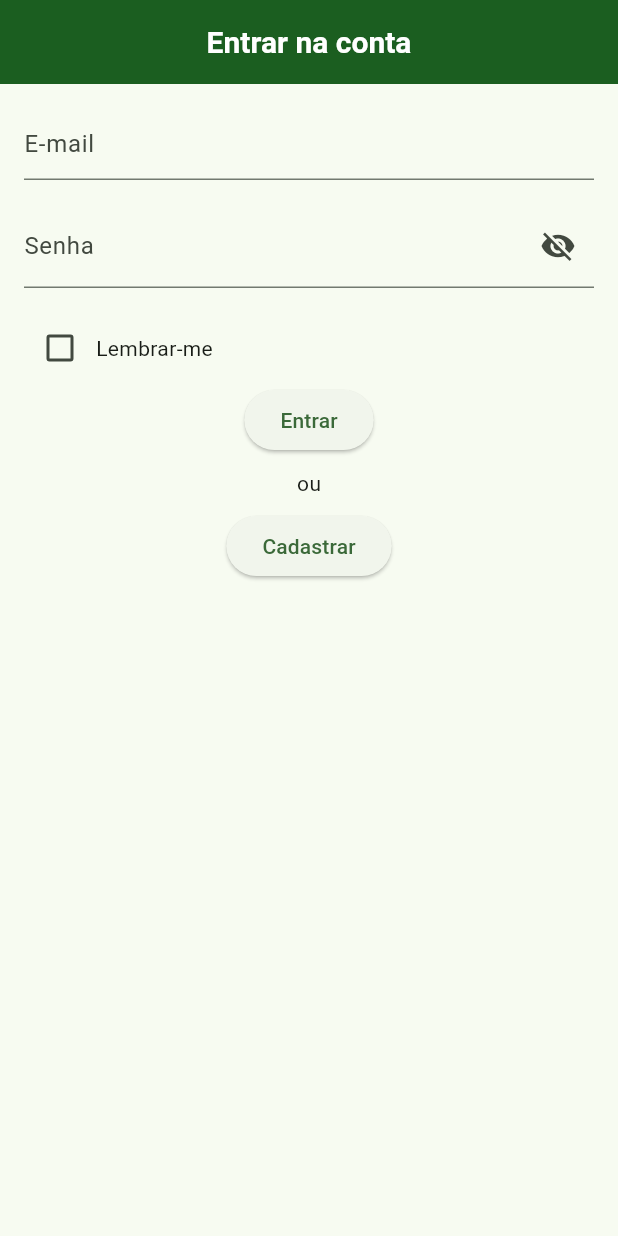
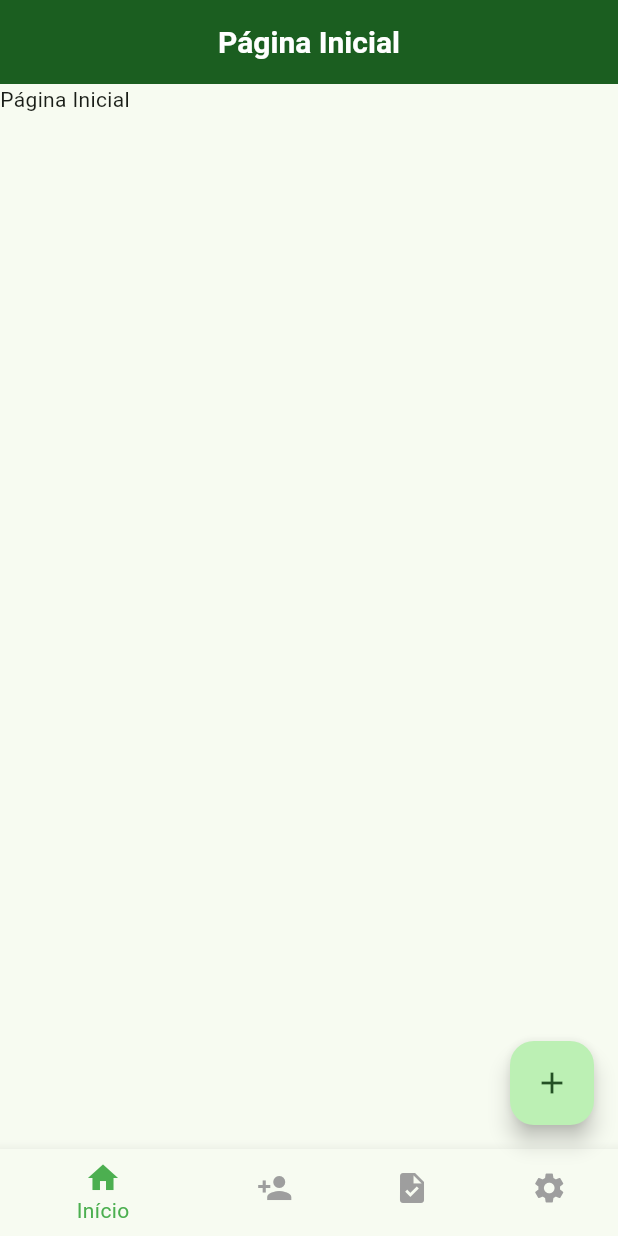
Before and after one commit to matheuspeguim/seringueiro, a Flutter app: the screen it shows after launch, on a phone screen of 412 x 824 dp. Run offline on Flutter 3.47's test engine with Material 2 defaults, Android fonts, the light colour scheme and no system bars.

Commit message:
Implementação da HomePage

```diff
--- a/lib/main.dart
+++ b/lib/main.dart
@@ -1,4 +1,5 @@
 import 'package:flutter/material.dart';
+import 'package:flutter_seringueiro/views/home_page.dart';
 import 'views/login_page.dart';
 
 void main() {
@@ -17,7 +18,7 @@ class MyApp extends StatelessWidget {
         colorScheme: ColorScheme.fromSeed(seedColor: Colors.green),
         useMaterial3: true,
       ),
-      home: const LoginPage(),
+      home: HomePage(),
     );
   }
 }
--- a/lib/views/home_page.dart
+++ b/lib/views/home_page.dart
@@ -1,10 +1,97 @@
 import 'package:flutter/material.dart';
+import 'package:flutter_seringueiro/widgets/custom_app_bar.dart';
 
-class MyWidget extends StatelessWidget {
-  const MyWidget({super.key});
+class HomePage extends StatefulWidget {
+  const HomePage({super.key});
+
+  @override
+  // ignore: library_private_types_in_public_api
+  _HomePageState createState() => _HomePageState();
+}
+
+class _HomePageState extends State<HomePage> {
+  int _currentIndex = 0;
+
+  final List<String> titles = [
+    "Página Inicial",
+    "Mídias sociais",
+    "Tarefas",
+    "Configurações",
+    // Adicione mais títulos para páginas conforme necessário
+  ];
+
+  final List<Widget> _children = [
+    const Text("Página Inicial"),
+    const Text("Social"),
+    const Text("Tarefas"),
+    const Text("Configurações"),
+    // Adicione mais páginas conforme necessário
+  ];
 
   @override
   Widget build(BuildContext context) {
-    return const Placeholder();
+    return Scaffold(
+      appBar: CustomAppBar(
+        title: titles[_currentIndex],
+      ),
+      body: IndexedStack(
+        index: _currentIndex,
+        children: _children,
+      ),
+      bottomNavigationBar: BottomNavigationBar(
+        currentIndex: _currentIndex,
+        onTap: (index) {
+          setState(() {
+            _currentIndex = index;
+          });
+        },
+        unselectedItemColor: Colors.grey,
+        selectedItemColor: Colors.green,
+        items: const [
+          BottomNavigationBarItem(
+            icon: Icon(Icons.home),
+            label: 'Início',
+          ),
+          BottomNavigationBarItem(
+            icon: Icon(Icons.person_add),
+            label: 'Mídias Sociais',
+          ),
+          BottomNavigationBarItem(
+            icon: Icon(Icons.task),
+            label: 'Tarefas',
+          ),
+          BottomNavigationBarItem(
+            icon: Icon(Icons.settings),
+            label: 'Configurações',
+          )
+          // Adicione mais itens conforme necessário
+        ],
+      ),
+      floatingActionButton: _getFab(_currentIndex),
+    );
+  }
+
+  Widget? _getFab(int index) {
+    if (index == 0) {
+      return FloatingActionButton(
+        onPressed: () => print("Nova publicação"),
+        child: const Icon(Icons.add),
+      );
+    } else if (index == 1) {
+      return FloatingActionButton(
+        onPressed: () => print("Nova Publicação"),
+        child: const Icon(Icons.add),
+      );
+    } else if (index == 2) {
+      return FloatingActionButton(
+        onPressed: () => print("Nova Sangria"),
+        child: const Icon(Icons.add_task),
+      );
+    } else if (index == 3) {
+      // Corrigido o posicionamento deste bloco
+      return null;
+    } else {
+      return null; // ou algum FAB padrão
+    }
   }
 }
```
